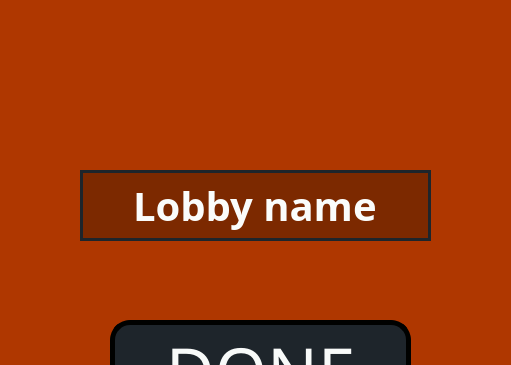
Above: screens/server.ui from ZinixZay/Game_Center before the change; both pictures show x 150 to 661 and y 0 to 365 of the 800 by 600 pixel window. Below: the same form after it.
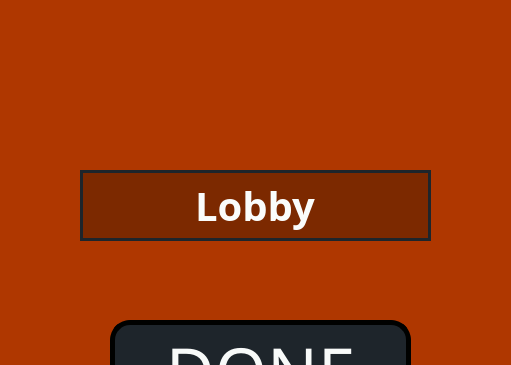
That is the form after the change.

Commit message: added lobby window

What changed in the file:
```diff
--- a/screens/server.ui
+++ b/screens/server.ui
@@ -53,7 +53,7 @@
 background-color: rgb(124, 41, 0);</string>
     </property>
     <property name="text">
-     <string>Lobby name</string>
+     <string>Lobby</string>
     </property>
     <property name="alignment">
      <set>Qt::AlignCenter</set>
```
The commit also changes 5 other files.
